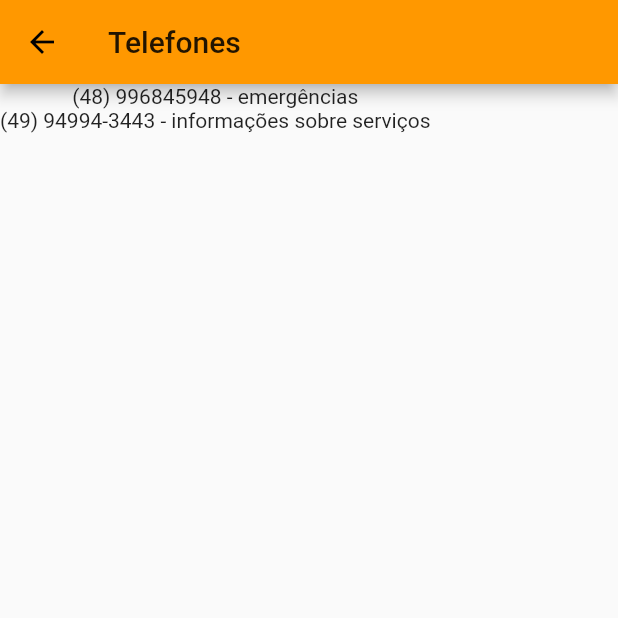
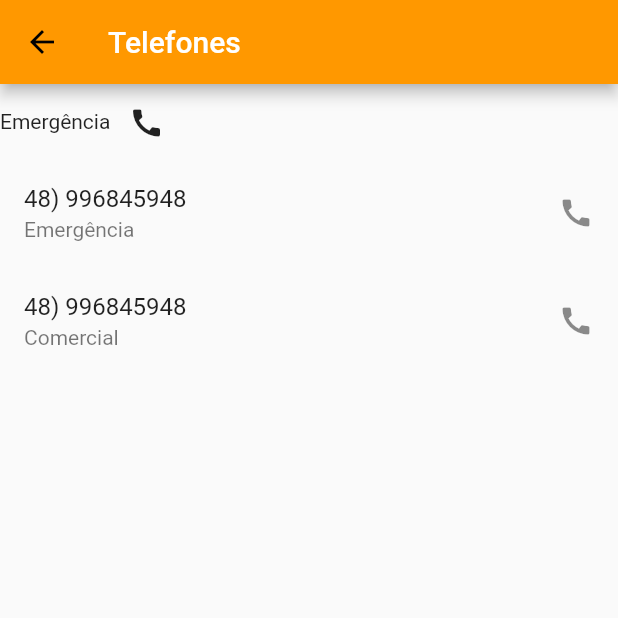
Before and after one commit to WillianLauber/appClone, a Flutter app: the Telefones screen opened directly, on a phone screen of 412 x 824 dp, the top half of it. Run offline on Flutter 3.47's test engine with Material 2 defaults, Android fonts, the phone set to English and light mode, and no system bars; our stand-ins replace pdf, sqflite; missing offline and left inert: flutter_full_pdf_viewer; accounts and stored records are empty.

Commit message:
integração com o telefone

```diff
--- a/lib/main.dart
+++ b/lib/main.dart
@@ -2,6 +2,7 @@ import 'package:celesc_app/screens/cadastro.dart';
 import 'package:celesc_app/screens/faturas.dart';
 import 'package:celesc_app/screens/infoServicos.dart';
 import 'package:celesc_app/screens/lista.dart';
+import 'package:celesc_app/screens/telefones.dart';
 import 'package:flutter/material.dart';
 import 'package:url_launcher/url_launcher.dart';
 
@@ -83,7 +84,6 @@ class MyHomePage extends StatefulWidget {
 }
 
 class _MyHomePageState extends State<MyHomePage> {
-
   void _incrementCounter() {
     int _counter = 0;
 
@@ -106,7 +106,8 @@ class _MyHomePageState extends State<MyHomePage> {
     // fast, so that you can just rebuild anything that needs updating rather
     // than having to individually change instances of widgets.
 
-    future: findAll();
+    future:
+    findAll();
     return Scaffold(
       appBar: AppBar(
           iconTheme: IconThemeData(
@@ -344,7 +345,6 @@ class _MyHomePageState extends State<MyHomePage> {
               leading: Icon(Icons.access_time_sharp),
               title: Text("Agendar atendimento"),
               onTap: () {
-
                 _launchURL();
               },
             )),
@@ -358,7 +358,6 @@ class _MyHomePageState extends State<MyHomePage> {
                 Navigator.push(context, MaterialPageRoute(builder: (context) {
                   return ListaUnidadesConsumidoras();
                 }));
-
               },
             )),
             Card(
@@ -392,7 +391,9 @@ class _MyHomePageState extends State<MyHomePage> {
               leading: Icon(Icons.call),
               title: Text("Telefones"),
               onTap: () {
-                print('card pressed');
+                Navigator.push(context, MaterialPageRoute(builder: (context) {
+                  return Telefones();
+                }));
               },
             )),
             Card(
@@ -405,7 +406,6 @@ class _MyHomePageState extends State<MyHomePage> {
                 }));
               },
             )),
-
           ],
         ),
       ),
@@ -420,10 +420,10 @@ class _MyHomePageState extends State<MyHomePage> {
     );
   }
 }
-navigate(context){
-  Navigator.of(context).push(MaterialPageRoute(
-      builder: (context) => Cadastro()));
 
+navigate(context) {
+  Navigator.of(context)
+      .push(MaterialPageRoute(builder: (context) => Cadastro()));
 }
 
 PopupMenuButton showMenu(context) {
--- a/lib/screens/telefones.dart
+++ b/lib/screens/telefones.dart
@@ -1,14 +1,58 @@
-
 import 'package:flutter/material.dart';
 
+import 'package:url_launcher/url_launcher.dart';
+
 class Telefones extends StatelessWidget {
-
   @override
   Widget build(BuildContext context) {
     return Scaffold(
-      appBar: AppBar(title: Text('Telefones')),
-      body: SingleChildScrollView(  child: Column(
-          children: <Widget>[ Text('(48) 996845948 - emergências'), Text('(49) 94994-3443 - informações sobre serviços')]),
-      ),);
+        appBar: AppBar(
+            title: Text(
+          'Telefones',
+          style: TextStyle(color: Colors.white),
+        )),
+        body: SingleChildScrollView(
+            child: Column(
+                mainAxisSize: MainAxisSize.max,
+                mainAxisAlignment: MainAxisAlignment.end,
+                crossAxisAlignment: CrossAxisAlignment.end,
+                children: <Widget>[
+
+          Row(children: <Widget>[
+            Container(
+              height: 50,
+              child: const Center(child: Text('Emergência')),
+            ),
+            Column(children: <Widget>[
+              Container(
+                height: 50,
+                child: new IconButton(
+                  icon: Icon(Icons.call),
+                  onPressed: () => launch("tel://21213123123"),
+                  // child: new Text("Ouvidoria")
+                ),
+                alignment: Alignment.bottomRight,
+              ),
+            ], crossAxisAlignment: CrossAxisAlignment.end),
+          ]),
+          const ListTile(
+            title: Text('48) 996845948'),
+            subtitle: Text('Emergência'),
+            trailing: Icon(Icons.call),/* react to the tile being tapped */
+          ),
+          const ListTile(
+            title: Text('48) 996845948'),
+            subtitle: Text('Comercial'),
+            trailing: Icon(Icons.call),
+          )
+        ])));
+  }
+
+  void launchUrl(String url) async {
+    if (await canLaunch(url)) {
+      launch(url);
+    } else {
+      throw "Could not launch $url";
+    }
   }
 }
```
